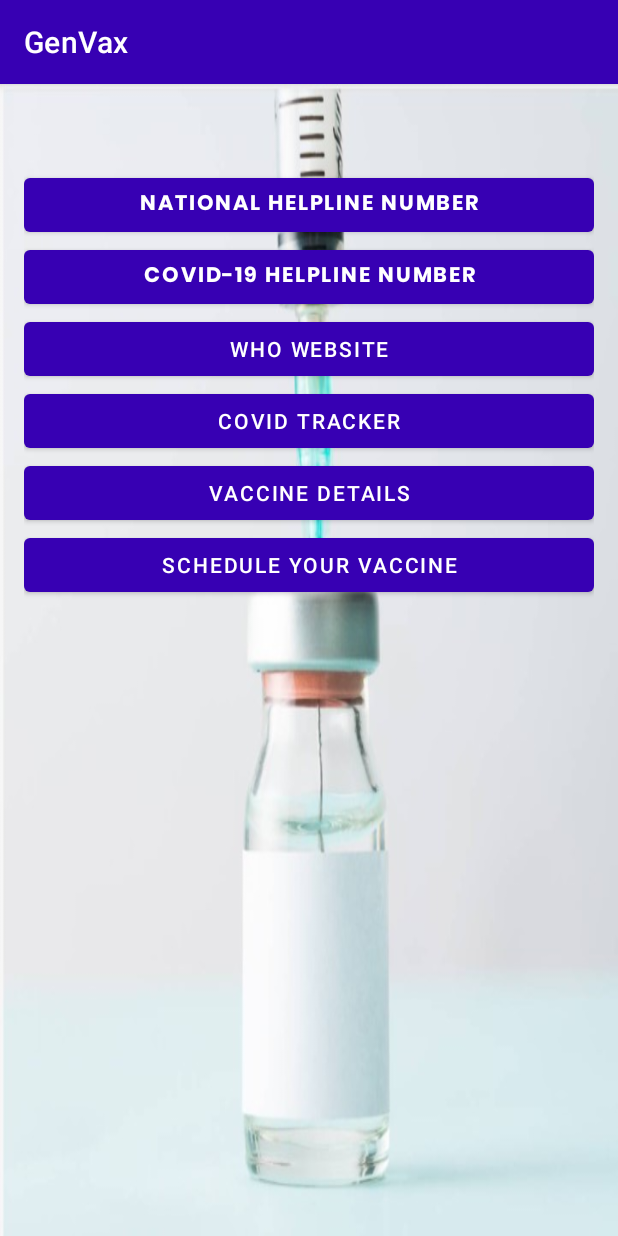
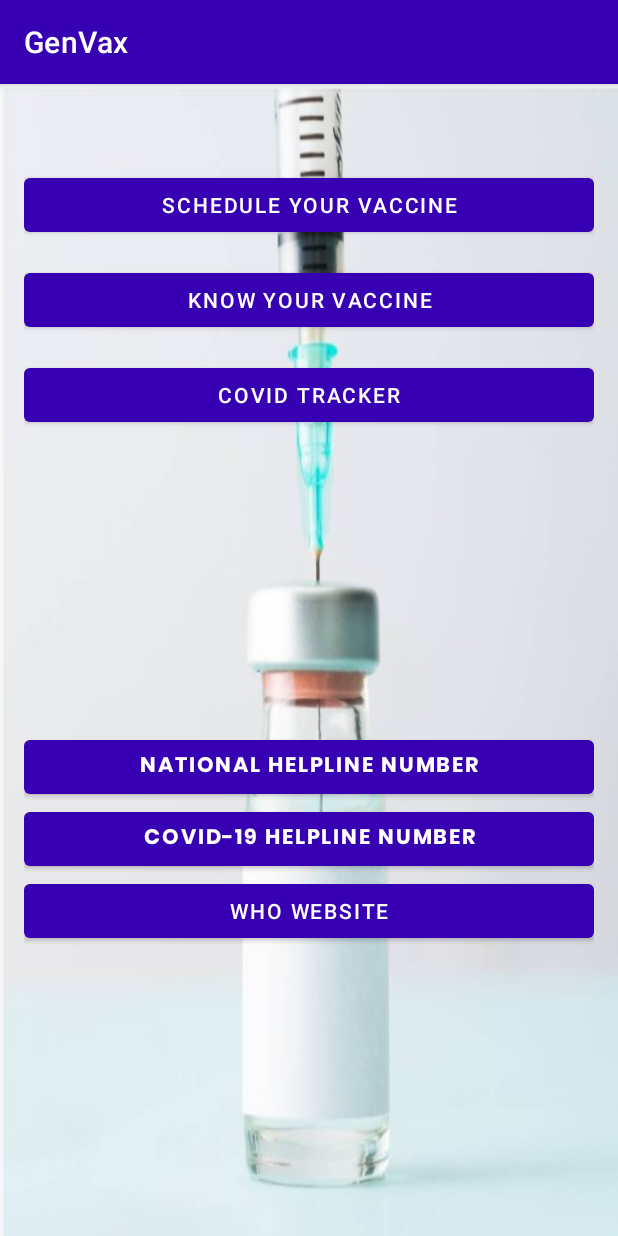
Before and after one commit to VSNSAINIVAS/GenVax, an Android app: the MainActivity screen opened directly, with no data from a screen before it, on a phone screen of 412 x 824 dp. Run offline under Robolectric (Android 15) with nearby library versions, the phone set to English and light mode, and no system bars.

Commit message:
layout change

```diff
--- a/app/src/main/java/com/nivas/training/genvax/AnotherActivity.java
+++ b/app/src/main/java/com/nivas/training/genvax/AnotherActivity.java
@@ -11,8 +11,8 @@ import android.widget.ImageView;
 import android.widget.TextView;
 
 public class AnotherActivity extends AppCompatActivity {
-    ImageView imageView,back;
-    TextView title,doses,period;
+    protected ImageView imageView, back;
+    protected TextView title, doses, period;
     int position;
 
     @Override
--- a/app/src/main/res/layout/activity_another.xml
+++ b/app/src/main/res/layout/activity_another.xml
@@ -41,15 +41,14 @@
         />
 
     <TextView
+        android:id="@+id/period_of_duration"
         android:layout_width="match_parent"
         android:layout_height="wrap_content"
-        android:id="@+id/period_of_duration"
-        android:textColor="#3EA0ED"
-        android:textSize="20sp"
+        android:layout_below="@id/dosesText"
         android:gravity="center"
         android:text="Duration"
-        android:layout_below="@id/dosesText"
-        />
+        android:textColor="#0091EA"
+        android:textSize="20sp" />
 
     <ImageView
         android:id="@+id/backbutton"
--- a/app/src/main/res/layout/acttivity_main.xml
+++ b/app/src/main/res/layout/acttivity_main.xml
@@ -21,43 +21,45 @@
         android:textColor="@color/purple_500"/>
 
     <Button
+        android:id="@+id/vaccination_schedule"
+        android:layout_width="match_parent"
+        android:layout_height="wrap_content"
+        android:layout_marginBottom="15sp"
+        android:text="@string/schedule_vaccine" />
+
+    <Button
+        android:id="@+id/details_of_vaccine"
+        android:layout_width="match_parent"
+        android:layout_height="wrap_content"
+        android:layout_marginBottom="15sp"
+        android:text="@string/know_vaccine" />
+
+    <Button
+        android:id="@+id/covidtracker"
+        android:layout_width="match_parent"
+        android:layout_height="wrap_content"
+        android:layout_marginBottom="200sp"
+        android:text="@string/worldometer" />
+
+    <Button
         android:id="@+id/DialHelplinenational"
         android:layout_width="match_parent"
         android:layout_height="wrap_content"
-        android:text="NATIONAL HELPLINE NUMBER"
-        android:textStyle="bold"
-        android:fontFamily="@font/poppinsbold"/>
+        android:fontFamily="@font/poppinsbold"
+        android:text="@string/helpline"
+        android:textStyle="bold" />
 
     <Button
         android:id="@+id/DialHelpline"
         android:layout_width="match_parent"
         android:layout_height="wrap_content"
-        android:text="COVID-19 HELPLINE NUMBER"
-        android:fontFamily="@font/poppinsbold"/>
+        android:fontFamily="@font/poppinsbold"
+        android:text="@string/dial_helpline" />
 
     <Button
         android:id="@+id/WHO_WEBSITE"
         android:layout_width="match_parent"
         android:layout_height="wrap_content"
-        android:text="WHO WEBSITE" />
-
-    <Button
-        android:id="@+id/covidtracker"
-        android:layout_width="match_parent"
-        android:layout_height="wrap_content"
-        android:text="COVID TRACKER" />
-
-    <Button
-        android:id="@+id/details_of_vaccine"
-        android:layout_width="match_parent"
-        android:layout_height="wrap_content"
-        android:text="VACCINE DETAILS" />
-
-    <Button
-        android:id="@+id/vaccination_schedule"
-        android:layout_width="match_parent"
-        android:layout_height="wrap_content"
-        android:text="SCHEDULE YOUR VACCINE" />
-
+        android:text="@string/who" />
 
 </LinearLayout>
--- a/app/src/main/res/values/strings.xml
+++ b/app/src/main/res/values/strings.xml
@@ -30,7 +30,6 @@
     <string name="nav_header_subtitle">android.studio@android.com</string>
     <string name="nav_header_desc">Navigation header</string>
     <string name="action_settings">Settings</string>
-
     <string name="menu_home">Home</string>
     <string name="menu_gallery">Gallery</string>
     <string name="menu_slideshow">Slideshow</string>
@@ -40,4 +39,10 @@
     <string name="title_activity_fullscreen">FullscreenActivity</string>
     <string name="dummy_button">Dummy Button</string>
     <string name="dummy_content">DUMMY\nCONTENT</string>
+    <string name="helpline">NATIONAL HELPLINE NUMBER</string>
+    <string name="dial_helpline">COVID-19 HELPLINE NUMBER</string>
+    <string name="schedule_vaccine">SCHEDULE YOUR VACCINE</string>
+    <string name="who">WHO WEBSITE</string>
+    <string name="worldometer">COVID TRACKER</string>
+    <string name="know_vaccine">KNOW YOUR VACCINE</string>
 </resources>
```
